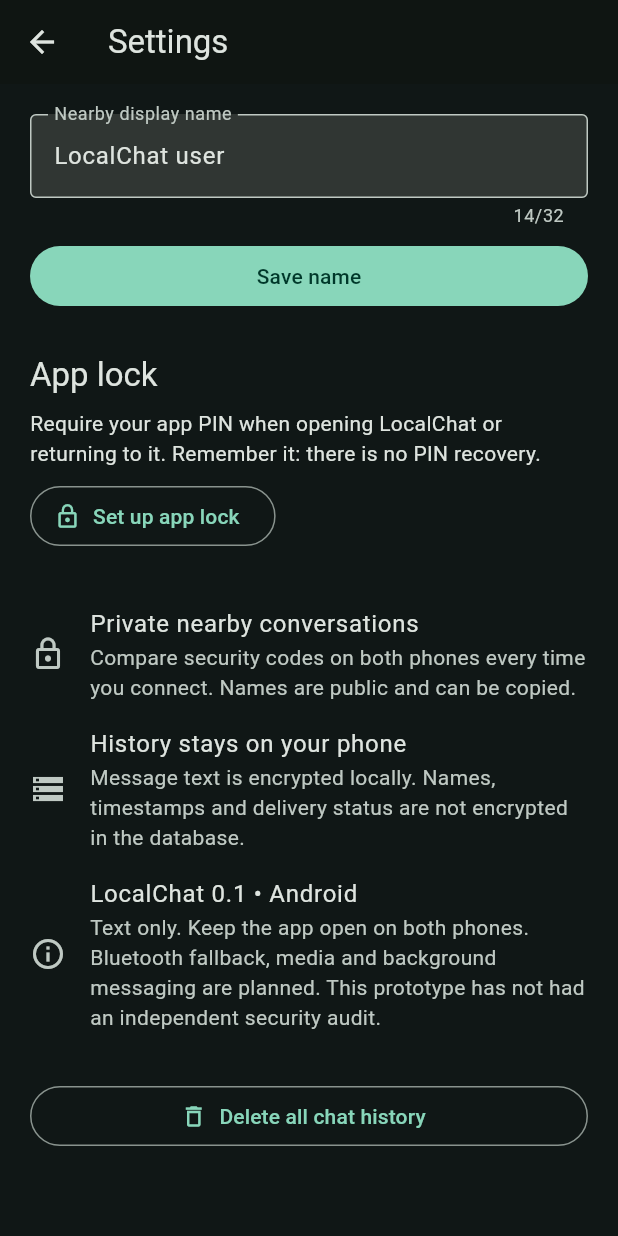
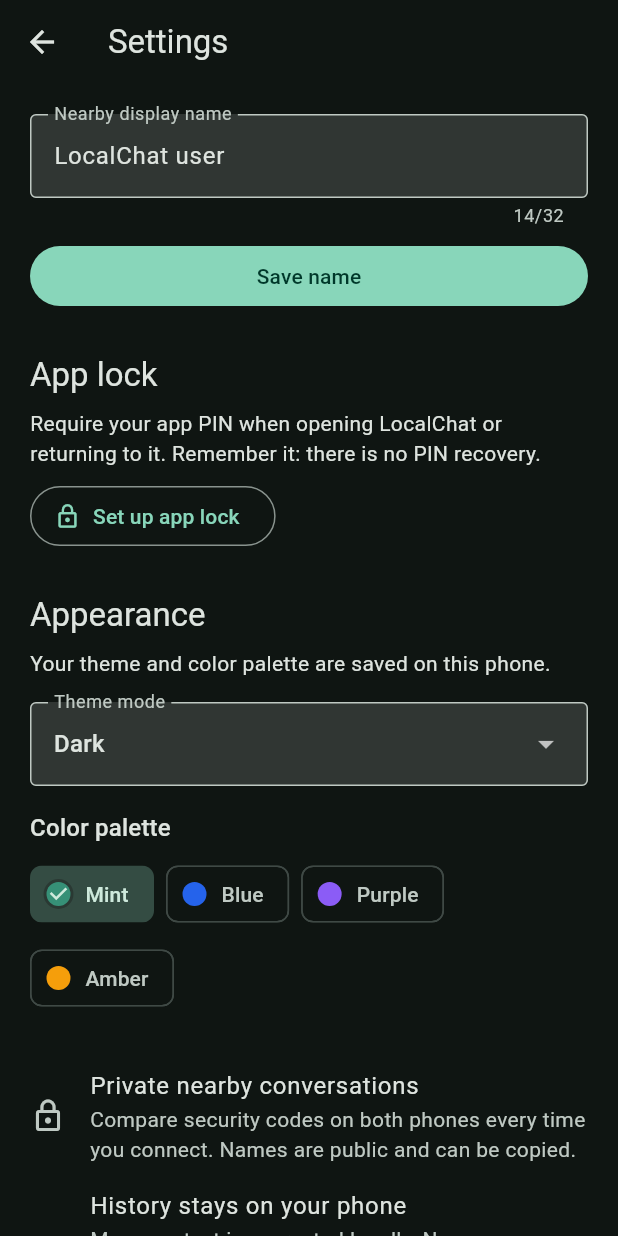
Before and after one commit to yolomon9994/LocalChat, a Flutter app: the screen it shows after launch, after a tap on the "tune" icon, on a phone screen of 412 x 824 dp. Run offline on Flutter 3.47's test engine with Material 3 defaults, Android fonts, the light colour scheme and no system bars; our stand-ins replace flutter_secure_storage, local_auth, sqflite; missing offline and left inert: cryptography; accounts and stored records are empty.

Commit message:
feat: added multiple theme support along with color palettes

```diff
--- /dev/null
+++ b/lib/features/appearance_settings.dart
@@ -0,0 +1,98 @@
+import 'package:flutter/material.dart';
+
+import '../services/appearance_controller.dart';
+
+class AppearanceSettings extends StatelessWidget {
+  const AppearanceSettings({super.key, required this.appearance});
+  final AppearanceController appearance;
+
+  @override
+  Widget build(BuildContext context) => ListenableBuilder(
+    listenable: appearance,
+    builder: (context, _) {
+      final c = appearance;
+      final disabled = c.loading || c.saving;
+      return Column(
+        crossAxisAlignment: CrossAxisAlignment.start,
+        children: [
+          Text('Appearance', style: Theme.of(context).textTheme.titleLarge),
+          const SizedBox(height: 8),
+          Text(
+            c.isDemo
+                ? 'Try a theme here. Demo appearance resets on reload.'
+                : 'Your theme and color palette are saved on this phone.',
+          ),
+          const SizedBox(height: 16),
+          InputDecorator(
+            decoration: InputDecoration(
+              labelText: 'Theme mode',
+              enabled: !disabled,
+            ),
+            child: DropdownButtonHideUnderline(
+              child: DropdownButton<ThemeMode>(
+                key: const ValueKey('theme-mode'),
+                value: c.mode,
+                isExpanded: true,
+                isDense: true,
+                items: const [
+                  DropdownMenuItem(
+                    value: ThemeMode.light,
+                    child: Text('Light'),
+                  ),
+                  DropdownMenuItem(value: ThemeMode.dark, child: Text('Dark')),
+                  DropdownMenuItem(
+                    value: ThemeMode.system,
+                    child: Text('Follow system'),
+                  ),
+                ],
+                onChanged: disabled
+                    ? null
+                    : (mode) {
+                        if (mode != null) c.setMode(mode);
+                      },
+              ),
+            ),
+          ),
+          const SizedBox(height: 16),
+          Text('Color palette', style: Theme.of(context).textTheme.titleMedium),
+          const SizedBox(height: 8),
+          Wrap(
+            spacing: 8,
+            runSpacing: 8,
+            children: [
+              for (final palette in AppPalette.values)
+                ChoiceChip(
+                  key: ValueKey('palette-${palette.name}'),
+                  avatar: CircleAvatar(
+                    backgroundColor: palette.seed,
+                    radius: 8,
+                  ),
+                  label: Text(palette.label),
+                  selected: c.palette == palette,
+                  onSelected: disabled
+                      ? null
+                      : (selected) {
+                          if (selected) c.setPalette(palette);
+                        },
+                ),
+            ],
+          ),
+          if (c.saving)
+            const Padding(
+              padding: EdgeInsets.only(top: 12),
+              child: LinearProgressIndicator(),
+            ),
+          if (c.error != null)
+            Padding(
+              padding: const EdgeInsets.only(top: 12),
+              child: Text(
+                c.error!,
+                style: TextStyle(color: Theme.of(context).colorScheme.error),
+              ),
+            ),
+          const SizedBox(height: 28),
+        ],
+      );
+    },
+  );
+}
--- a/lib/features/chat_screen.dart
+++ b/lib/features/chat_screen.dart
@@ -136,6 +136,9 @@
                       ? 'Demo chat • simulated peer and delivery acknowledgements'
                       : 'Verified connection • messages are encrypted',
                   textAlign: TextAlign.center,
+                  style: TextStyle(
+                    color: Theme.of(context).colorScheme.onPrimaryContainer,
+                  ),
                 ),
               ),
             if (!verifying)
@@ -175,19 +178,41 @@
                                     ? Theme.of(
                                         context,
                                       ).colorScheme.primaryContainer
-                                    : const Color(0xff26302e),
+                                    : Theme.of(
+                                        context,
+                                      ).colorScheme.surfaceContainerHigh,
                                 borderRadius: BorderRadius.circular(16),
                               ),
                               child: Column(
                                 crossAxisAlignment: CrossAxisAlignment.start,
                                 children: [
-                                  SelectableText(m.text),
+                                  SelectableText(
+                                    m.text,
+                                    style: TextStyle(
+                                      color: m.outgoing
+                                          ? Theme.of(
+                                              context,
+                                            ).colorScheme.onPrimaryContainer
+                                          : Theme.of(
+                                              context,
+                                            ).colorScheme.onSurface,
+                                    ),
+                                  ),
                                   const SizedBox(height: 5),
                                   Text(
                                     '$stamp${m.outgoing ? ' · ${m.status}' : ''}',
-                                    style: Theme.of(
-                                      context,
-                                    ).textTheme.labelSmall,
+                                    style: Theme.of(context)
+                                        .textTheme
+                                        .labelSmall
+                                        ?.copyWith(
+                                          color: m.outgoing
+                                              ? Theme.of(
+                                                  context,
+                                                ).colorScheme.onPrimaryContainer
+                                              : Theme.of(
+                                                  context,
+                                                ).colorScheme.onSurface,
+                                        ),
                                   ),
                                 ],
                               ),
--- a/lib/features/home_screen.dart
+++ b/lib/features/home_screen.dart
@@ -2,6 +2,7 @@
 
 import '../core/models.dart';
 import '../services/app_lock_controller.dart';
+import '../services/appearance_controller.dart';
 import '../services/chat_controller.dart';
 import 'chat_screen.dart';
 import 'chats_tab.dart';
@@ -9,9 +10,15 @@
 import 'settings_screen.dart';
 
 class HomeScreen extends StatefulWidget {
-  const HomeScreen({super.key, required this.controller, this.appLock});
+  const HomeScreen({
+    super.key,
+    required this.controller,
+    this.appLock,
+    this.appearance,
+  });
   final ChatController controller;
   final AppLockController? appLock;
+  final AppearanceController? appearance;
 
   @override
   State<HomeScreen> createState() => _HomeScreenState();
@@ -57,8 +64,11 @@
               icon: const Icon(Icons.tune),
               onPressed: () => Navigator.of(context).push(
                 MaterialPageRoute<void>(
-                  builder: (_) =>
-                      SettingsScreen(controller: c, appLock: widget.appLock),
+                  builder: (_) => SettingsScreen(
+                    controller: c,
+                    appLock: widget.appLock,
+                    appearance: widget.appearance,
+                  ),
                 ),
               ),
             ),
--- a/lib/features/settings_screen.dart
+++ b/lib/features/settings_screen.dart
@@ -2,11 +2,19 @@
 import '../services/chat_controller.dart';
 import '../services/app_lock_controller.dart';
 import 'app_lock_settings.dart';
+import '../services/appearance_controller.dart';
+import 'appearance_settings.dart';
 
 class SettingsScreen extends StatefulWidget {
-  const SettingsScreen({super.key, required this.controller, this.appLock});
+  const SettingsScreen({
+    super.key,
+    required this.controller,
+    this.appLock,
+    this.appearance,
+  });
   final ChatController controller;
   final AppLockController? appLock;
+  final AppearanceController? appearance;
   @override
   State<SettingsScreen> createState() => _SettingsScreenState();
 }
@@ -51,6 +59,8 @@
         ),
         const SizedBox(height: 28),
         if (widget.appLock != null) AppLockSettings(lock: widget.appLock!),
+        if (widget.appearance != null)
+          AppearanceSettings(appearance: widget.appearance!),
         ListTile(
           contentPadding: EdgeInsets.zero,
           leading: const Icon(Icons.lock_outline),
--- a/lib/main.dart
+++ b/lib/main.dart
@@ -10,6 +10,7 @@
 import 'features/home_screen.dart';
 import 'features/app_lock_screen.dart';
 import 'services/app_lock_controller.dart';
+import 'services/appearance_controller.dart';
 
 void main() {
   WidgetsFlutterBinding.ensureInitialized();
@@ -22,9 +23,15 @@
     : ChatController(WifiDirectTransport(), LocalStore());
 
 class LocalChatApp extends StatefulWidget {
-  const LocalChatApp({super.key, required this.controller, this.appLock});
+  const LocalChatApp({
+    super.key,
+    required this.controller,
+    this.appLock,
+    this.appearance,
+  });
   final ChatController controller;
   final AppLockController? appLock;
+  final AppearanceController? appearance;
   @override
   State<LocalChatApp> createState() => _LocalChatAppState();
 }
@@ -35,6 +42,10 @@
       widget.appLock ??
       AppLockController.platform(isDemo: widget.controller.isDemo);
   bool _startedChat = false;
+  late final AppearanceController _appearance =
+      widget.appearance ??
+      AppearanceController.platform(isDemo: widget.controller.isDemo);
+  late final Listenable _changes = Listenable.merge([_lock, _appearance]);
   ChatController get controller => widget.controller;
 
   @override
@@ -43,6 +54,7 @@
     WidgetsBinding.instance.addObserver(this);
     _lock.addListener(_accessChanged);
     unawaited(_lock.initialize());
+    unawaited(_appearance.initialize());
   }
 
   void _accessChanged() {
@@ -61,19 +73,22 @@
     WidgetsBinding.instance.removeObserver(this);
     _lock.removeListener(_accessChanged);
     if (widget.appLock == null) _lock.dispose();
+    if (widget.appearance == null) _appearance.dispose();
     super.dispose();
   }
 
   @override
   Widget build(BuildContext context) => ListenableBuilder(
-    listenable: _lock,
+    listenable: _changes,
     builder: (context, _) => MaterialApp(
       title: 'LocalChat',
       debugShowCheckedModeBanner: false,
       builder: (context, child) {
         // Remove the whole Navigator while locked. Pushed routes, dialogs,
         // keyboard shortcuts and the system back button cannot expose a chat.
-        final content = _lock.canAccess
+        final content = _appearance.loading
+            ? const Scaffold(body: Center(child: CircularProgressIndicator()))
+            : _lock.canAccess
             ? child!
             : Navigator(
                 key: const ValueKey('lock-navigator'),
@@ -92,6 +107,12 @@
                 children: [
                   Material(
                     color: Theme.of(context).colorScheme.tertiaryContainer,
+                    child: DefaultTextStyle.merge(
+                      style: TextStyle(
+                        color: Theme.of(
+                          context,
+                        ).colorScheme.onTertiaryContainer,
+                      ),
                       child: const SafeArea(
                         bottom: false,
                         child: Padding(
@@ -105,26 +126,20 @@
                         ),
                       ),
                     ),
+                  ),
                   Expanded(child: content),
                 ],
               )
             : content;
       },
-      theme: ThemeData(
-        brightness: Brightness.dark,
-        useMaterial3: true,
-        colorScheme: ColorScheme.fromSeed(
-          seedColor: const Color(0xff48d8b0),
-          brightness: Brightness.dark,
+      themeMode: _appearance.mode,
+      theme: buildAppTheme(_appearance.palette, Brightness.light),
+      darkTheme: buildAppTheme(_appearance.palette, Brightness.dark),
+      home: HomeScreen(
+        controller: controller,
+        appLock: _lock,
+        appearance: _appearance,
       ),
-        scaffoldBackgroundColor: const Color(0xff101716),
-        inputDecorationTheme: const InputDecorationTheme(
-          border: OutlineInputBorder(),
-          filled: true,
-        ),
-        appBarTheme: const AppBarTheme(centerTitle: false),
-      ),
-      home: HomeScreen(controller: controller, appLock: _lock),
     ),
   );
 }
--- /dev/null
+++ b/lib/services/appearance_controller.dart
@@ -0,0 +1,132 @@
+import 'dart:convert';
+
+import 'package:flutter/material.dart';
+import 'package:flutter_secure_storage/flutter_secure_storage.dart';
+
+enum AppPalette {
+  mint('Mint', Color(0xff48d8b0)),
+  blue('Blue', Color(0xff2563eb)),
+  purple('Purple', Color(0xff8b5cf6)),
+  amber('Amber', Color(0xfff59e0b));
+
+  const AppPalette(this.label, this.seed);
+  final String label;
+  final Color seed;
+}
+
+abstract class AppearanceStorage {
+  Future<String?> read();
+  Future<void> write(String value);
+}
+
+class SecureAppearanceStorage implements AppearanceStorage {
+  static const _vault = FlutterSecureStorage();
+  static const _key = 'appearance_v1';
+
+  @override
+  Future<String?> read() => _vault.read(key: _key);
+  @override
+  Future<void> write(String value) => _vault.write(key: _key, value: value);
+}
+
+/// Appearance follows the browser demo's temporary-settings behavior.
+class MemoryAppearanceStorage implements AppearanceStorage {
+  String? value;
+  @override
+  Future<String?> read() async => value;
+  @override
+  Future<void> write(String value) async => this.value = value;
+}
+
+ThemeData buildAppTheme(AppPalette palette, Brightness brightness) => ThemeData(
+  useMaterial3: true,
+  colorScheme: ColorScheme.fromSeed(
+    seedColor: palette.seed,
+    brightness: brightness,
+  ),
+  inputDecorationTheme: const InputDecorationTheme(
+    border: OutlineInputBorder(),
+    filled: true,
+  ),
+  appBarTheme: const AppBarTheme(centerTitle: false),
+);
+
+class AppearanceController extends ChangeNotifier {
+  AppearanceController(this.storage, {this.isDemo = false});
+
+  factory AppearanceController.platform({required bool isDemo}) =>
+      AppearanceController(
+        isDemo ? MemoryAppearanceStorage() : SecureAppearanceStorage(),
+        isDemo: isDemo,
+      );
+
+  final AppearanceStorage storage;
+  final bool isDemo;
+  ThemeMode _mode = ThemeMode.dark;
+  AppPalette _palette = AppPalette.mint;
+  bool loading = true;
+  bool saving = false;
+  bool _disposed = false;
+  String? error;
+
+  ThemeMode get mode => _mode;
+  AppPalette get palette => _palette;
+
+  void _notify() {
+    if (!_disposed) notifyListeners();
+  }
+
+  Future<void> initialize() async {
+    if (saving) return;
+    error = null;
+    try {
+      final saved = await storage.read();
+      if (saved != null) {
+        final json = jsonDecode(saved) as Map<String, dynamic>;
+        if (json['version'] != 1) {
+          throw const FormatException('Unsupported appearance');
+        }
+        final mode = ThemeMode.values.byName(json['mode'] as String);
+        final palette = AppPalette.values.byName(json['palette'] as String);
+        _mode = mode;
+        _palette = palette;
+      }
+    } catch (_) {
+      // Preferences never bypass or block the independent app-lock gate.
+      error = 'Could not load appearance settings. Choose them again to save.';
+    } finally {
+      loading = false;
+      _notify();
+    }
+  }
+
+  Future<bool> setMode(ThemeMode mode) => _save(mode, _palette);
+  Future<bool> setPalette(AppPalette palette) => _save(_mode, palette);
+
+  Future<bool> _save(ThemeMode mode, AppPalette palette) async {
+    if (loading || saving) return false;
+    saving = true;
+    error = null;
+    _notify();
+    try {
+      await storage.write(
+        jsonEncode({'version': 1, 'mode': mode.name, 'palette': palette.name}),
+      );
+      _mode = mode;
+      _palette = palette;
+      return true;
+    } catch (_) {
+      error = 'Could not save appearance settings. Please try again.';
+      return false;
+    } finally {
+      saving = false;
+      _notify();
+    }
+  }
+
+  @override
+  void dispose() {
+    _disposed = true;
+    super.dispose();
+  }
+}
```
Also changed, not shown: 7 other files. Lines whose indentation alone changed are shown as unchanged.
